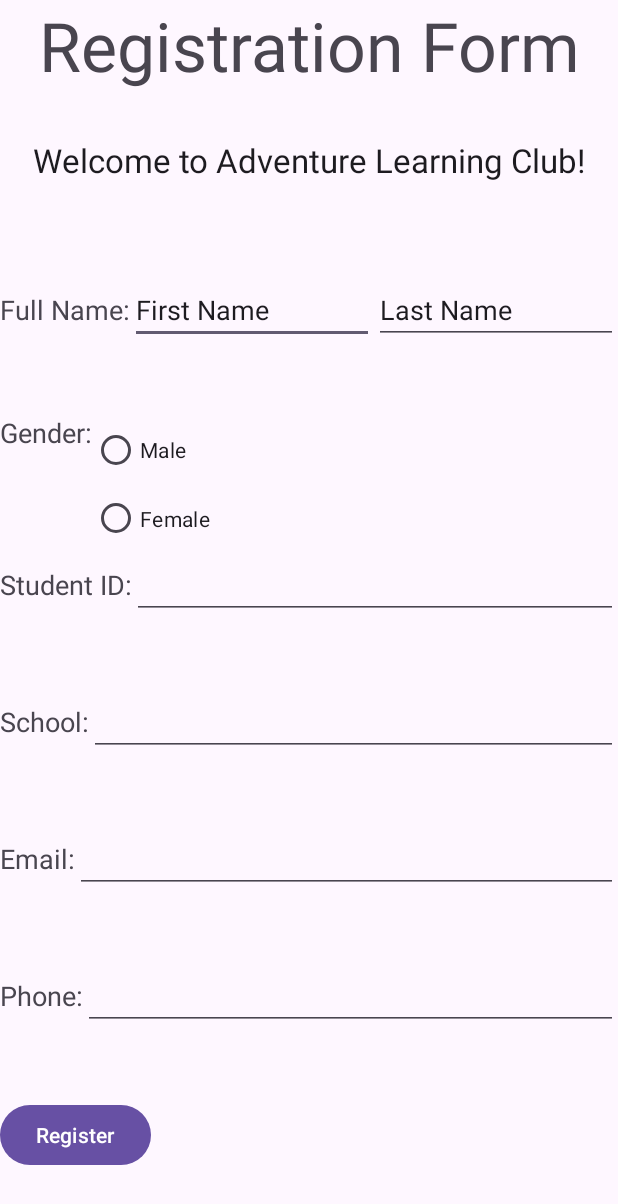
After one commit to Kyurxster/Week02, an Android app: the layout worksheet2_activity2.xml on its own in the app's theme, with its tools: preview values and no code run, on a phone screen of 412 x 824 dp. The commit adds this screen. Shown: the top 1204 px of the screen. Run offline under Robolectric (Android 15) with nearby library versions, the phone set to English and light mode, and no system bars.

Commit message:
worksheet2_activity2.xml added strings.xml modified

```diff
--- /dev/null
+++ b/app/src/main/res/layout/worksheet2_activity2.xml
@@ -0,0 +1,207 @@
+<?xml version="1.0" encoding="utf-8"?>
+<LinearLayout xmlns:android="http://schemas.android.com/apk/res/android"
+    xmlns:app="http://schemas.android.com/apk/res-auto"
+    android:layout_width="match_parent"
+    android:layout_height="match_parent"
+    android:orientation="vertical">
+
+
+    <LinearLayout
+        android:layout_width="match_parent"
+        android:layout_height="match_parent"
+        android:layout_weight="1"
+        android:orientation="horizontal">
+
+        <TextView
+            android:id="@+id/textView6"
+            android:layout_width="wrap_content"
+            android:layout_height="wrap_content"
+            android:layout_weight="1"
+            android:gravity="center_horizontal"
+            android:text="@string/title"
+            android:textAppearance="@style/TextAppearance.AppCompat.Display2" />
+    </LinearLayout>
+
+    <LinearLayout
+        android:layout_width="match_parent"
+        android:layout_height="match_parent"
+        android:layout_weight="1"
+        android:orientation="horizontal">
+
+        <TextView
+            android:id="@+id/textView7"
+            android:layout_width="wrap_content"
+            android:layout_height="wrap_content"
+            android:layout_weight="1"
+            android:gravity="center_horizontal"
+            android:text="@string/welcomeText"
+            android:textAppearance="@style/TextAppearance.AppCompat.Large" />
+    </LinearLayout>
+
+    <LinearLayout
+        android:layout_width="match_parent"
+        android:layout_height="match_parent"
+        android:layout_weight="1"
+        android:orientation="horizontal">
+
+        <TextView
+            android:id="@+id/textView8"
+            android:layout_width="wrap_content"
+            android:layout_height="wrap_content"
+            android:text="@string/fullname"
+            android:textAppearance="@style/TextAppearance.AppCompat.Medium" />
+
+        <EditText
+            android:id="@+id/editTextText4"
+            android:layout_width="wrap_content"
+            android:layout_height="wrap_content"
+            android:layout_weight="1"
+            android:ems="10"
+            android:inputType="text"
+            android:text="First Name" />
+
+        <EditText
+            android:id="@+id/editTextText"
+            android:layout_width="wrap_content"
+            android:layout_height="wrap_content"
+            android:layout_weight="1"
+            android:ems="10"
+            android:inputType="text"
+            android:text="Last Name" />
+    </LinearLayout>
+
+    <LinearLayout
+        android:layout_width="match_parent"
+        android:layout_height="match_parent"
+        android:layout_weight="1"
+        android:orientation="horizontal">
+
+        <TextView
+            android:id="@+id/textView9"
+            android:layout_width="wrap_content"
+            android:layout_height="wrap_content"
+            android:text="@string/gender"
+            android:textAppearance="@style/TextAppearance.AppCompat.Medium" />
+
+        <RadioGroup
+            android:layout_width="match_parent"
+            android:layout_height="wrap_content"
+            android:layout_weight="1"
+            android:orientation="vertical">
+
+            <RadioButton
+                android:id="@+id/radioButton"
+                android:layout_width="wrap_content"
+                android:layout_height="wrap_content"
+                android:text="@string/male" />
+
+            <RadioButton
+                android:id="@+id/radioButton2"
+                android:layout_width="wrap_content"
+                android:layout_height="wrap_content"
+                android:text="@string/female" />
+
+        </RadioGroup>
+
+    </LinearLayout>
+
+    <LinearLayout
+        android:layout_width="match_parent"
+        android:layout_height="match_parent"
+        android:layout_weight="1"
+        android:orientation="horizontal">
+
+        <TextView
+            android:id="@+id/textView10"
+            android:layout_width="wrap_content"
+            android:layout_height="wrap_content"
+            android:text="@string/studentid"
+            android:textAppearance="@style/TextAppearance.AppCompat.Medium" />
+
+        <EditText
+            android:id="@+id/editTextNumber"
+            android:layout_width="wrap_content"
+            android:layout_height="wrap_content"
+            android:layout_weight="1"
+            android:ems="10"
+            android:inputType="number" />
+    </LinearLayout>
+
+    <LinearLayout
+        android:layout_width="match_parent"
+        android:layout_height="match_parent"
+        android:layout_weight="1"
+        android:orientation="horizontal">
+
+        <TextView
+            android:id="@+id/textView11"
+            android:layout_width="wrap_content"
+            android:layout_height="wrap_content"
+            android:text="@string/school"
+            android:textAppearance="@style/TextAppearance.AppCompat.Medium" />
+
+        <EditText
+            android:id="@+id/editTextText2"
+            android:layout_width="wrap_content"
+            android:layout_height="wrap_content"
+            android:layout_weight="1"
+            android:ems="10"
+            android:inputType="text" />
+    </LinearLayout>
+
+    <LinearLayout
+        android:layout_width="match_parent"
+        android:layout_height="match_parent"
+        android:layout_weight="1"
+        android:orientation="horizontal">
+
+        <TextView
+            android:id="@+id/textView12"
+            android:layout_width="wrap_content"
+            android:layout_height="wrap_content"
+            android:text="@string/email"
+            android:textAppearance="@style/TextAppearance.AppCompat.Medium" />
+
+        <EditText
+            android:id="@+id/editTextTextEmailAddress"
+            android:layout_width="wrap_content"
+            android:layout_height="wrap_content"
+            android:layout_weight="1"
+            android:ems="10"
+            android:inputType="textEmailAddress" />
+    </LinearLayout>
+
+    <LinearLayout
+        android:layout_width="match_parent"
+        android:layout_height="match_parent"
+        android:layout_weight="1"
+        android:orientation="horizontal">
+
+        <TextView
+            android:id="@+id/textView13"
+            android:layout_width="wrap_content"
+            android:layout_height="wrap_content"
+            android:text="@string/phone"
+            android:textAppearance="@style/TextAppearance.AppCompat.Medium" />
+
+        <EditText
+            android:id="@+id/editTextPhone"
+            android:layout_width="wrap_content"
+            android:layout_height="wrap_content"
+            android:layout_weight="1"
+            android:ems="10"
+            android:inputType="phone" />
+    </LinearLayout>
+
+    <LinearLayout
+        android:layout_width="match_parent"
+        android:layout_height="match_parent"
+        android:layout_weight="1"
+        android:orientation="horizontal">
+
+        <Button
+            android:layout_width="wrap_content"
+            android:layout_height="wrap_content"
+            android:text="@string/register" />
+    </LinearLayout>
+</LinearLayout>
--- a/app/src/main/res/values/strings.xml
+++ b/app/src/main/res/values/strings.xml
@@ -10,4 +10,17 @@
     <string name="password">Password: </string>
     <string name="login">LOGIN</string>
     <string name="cancel">CANCEL</string>
+
+<!--    Worksheet2 Activity2-->
+    <string name="title">Registration Form</string>
+    <string name="welcomeText">Welcome to Adventure Learning Club!</string>
+    <string name="fullname">Full Name: </string>
+    <string name="gender">Gender: </string>
+    <string name="male">Male</string>
+    <string name="female">Female</string>
+    <string name="studentid">Student ID: </string>
+    <string name="school">School: </string>
+    <string name="email">Email: </string>
+    <string name="phone">Phone: </string>
+    <string name="register">Register</string>
 </resources>
```
Also changed, not shown: app/src/main/res/layout/activity_main_layout.xml (renamed from app/src/main/res/layout/activity_main_layer.xml).
